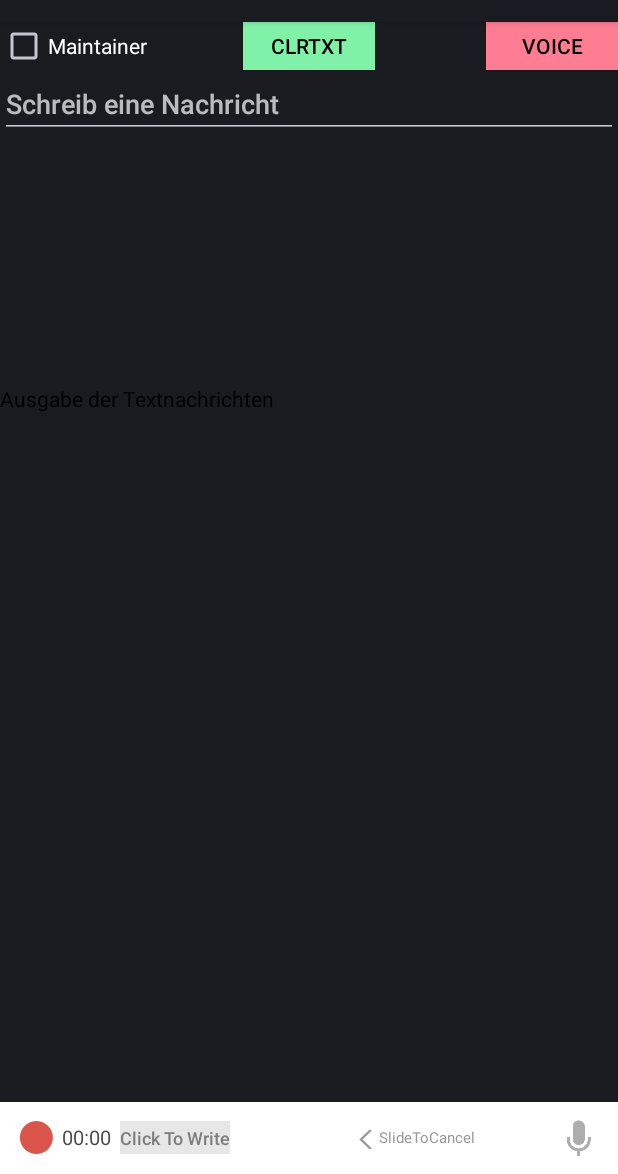
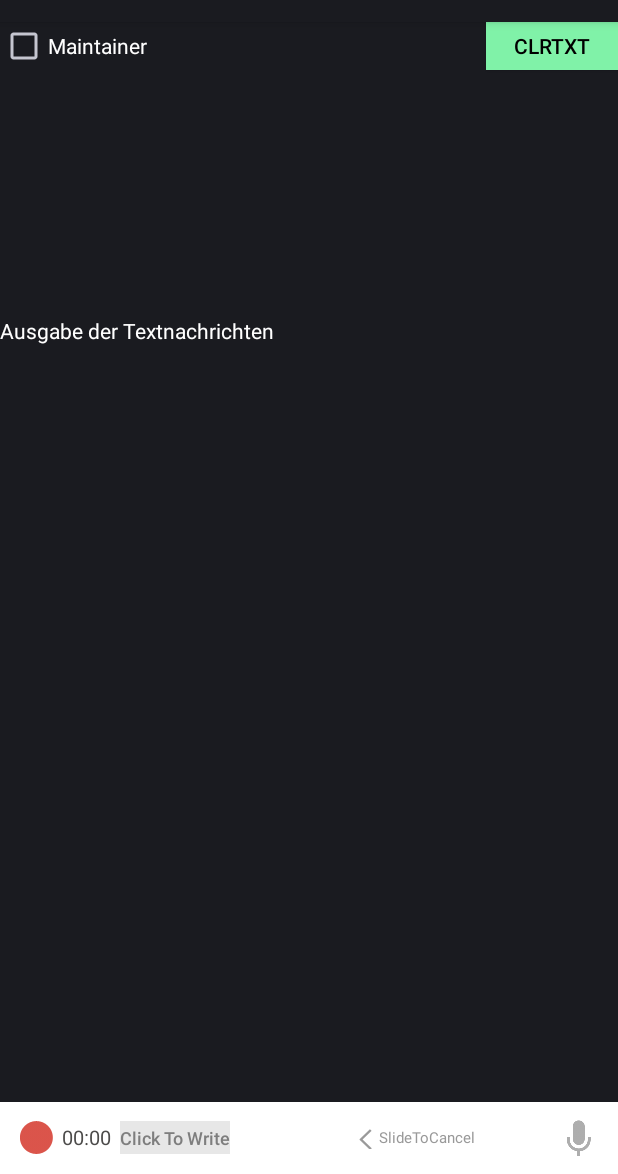
Before and after one commit to eklass/Semester6Sharing, an Android app: the screen it shows after launch (BeddernetConsole), on a phone screen of 412 x 824 dp, the part 62-1236 px from its top. Run offline under Robolectric (Android 15) with nearby library versions, the phone set to English and light mode, and no system bars; plain views replace CircleProgress; 7 statements that could not run were skipped.

Commit message:
TextView oben und alter VoiceButton rausgenommen. Als nächstes wird versucht eine CustomListView zu erstellen um Sprachnachrichten noch einfacher zu verschicken

```diff
--- a/app/src/main/java/itu/beddernet/BeddernetConsole.java
+++ b/app/src/main/java/itu/beddernet/BeddernetConsole.java
@@ -260,10 +260,10 @@ public class BeddernetConsole extends Activity implements ServiceConnection {
     private OnClickListener buttonListnener = new OnClickListener() {
         public void onClick(View src) {
             switch (src.getId()) {
-                case R.id.recVoice:
+                /*case R.id.recVoice:
                     startActivity(new Intent(getApplicationContext(), MainActivity.class));
                     break;
-
+*/
                 case R.id.clrTxt:
                     outputTextView.setText("Ausgabe: der Textnachrichten\n");
                     break;
@@ -512,8 +512,6 @@ public class BeddernetConsole extends Activity implements ServiceConnection {
 
         this.bindService(bindIntent, this, Context.BIND_AUTO_CREATE);
         setContentView(R.layout.main);
-        Button recVoiceButton = (Button) findViewById(R.id.recVoice);
-
         /*------ HERE COMES THE VOICEBUTTONFIX -----------*/
         final recordActivity recordSound = new recordActivity();
         recordPanel = findViewById(R.id.record_panel);
@@ -600,15 +598,6 @@ public class BeddernetConsole extends Activity implements ServiceConnection {
         });
 
         /*----------------------HERE IS THE END OF VOICEBUTTONFIX--------------------*/
-
-
-
-
-
-
-
-
-
 
 
         //recVoiceButton.setOnClickListener(buttonListnener);
--- a/app/src/main/res/layout/main.xml
+++ b/app/src/main/res/layout/main.xml
@@ -18,24 +18,11 @@
 		</TableRow>
 </TableLayout>
 
-	<EditText
-		android:layout_width="match_parent"
-		android:layout_height="wrap_content"
-		android:id="@+id/txtInput"
-		android:layout_gravity="center_horizontal"
-		android:hint="Schreib eine Nachricht"
-		android:layout_below="@+id/TableLayout01"
-		android:layout_toRightOf="@+id/progressBarHolder"
-		android:layout_toEndOf="@+id/progressBarHolder"
-		android:nextFocusUp="@id/txtInput"
-		android:nextFocusLeft="@id/txtInput"
-		/>
-
 	<ListView android:layout_width="wrap_content" android:layout_height="164dp" android:id="@+id/in"
-		android:layout_below="@+id/txtInput"
 		android:layout_alignParentLeft="true"
 		android:layout_alignParentStart="true"
-		android:scrollIndicators="right">
+		android:scrollIndicators="right"
+		android:layout_below="@+id/TableLayout01">
 	</ListView>
 
 	<!--<ProgressBar
@@ -81,7 +68,7 @@
             android:scrollbars = "vertical"
             android:text="Ausgabe der Textnachrichten\n"
             android:scrollIndicators="right"
-            android:textColor="#000000"
+            android:textColor="#ffffff"
             android:gravity="bottom"
             />
 	</RelativeLayout>
@@ -105,17 +92,6 @@
 			android:layout_gravity="center" />
 	</FrameLayout>
 
-	<Button android:layout_width="wrap_content" android:layout_height="wrap_content" android:id="@+id/recVoice" android:text="Voice"
-		android:layout_column="7"
-		android:contextClickable="false"
-		android:background="#FF7D92"
-		android:layout_alignParentTop="true"
-		android:layout_alignParentRight="true"
-		android:layout_alignParentEnd="true"
-		android:layout_above="@+id/txtInput"
-		android:textColor="#000000"
-		/>
-
 	<Button android:layout_width="wrap_content"
             android:layout_height="wrap_content"
             android:text="CLRTXT"
@@ -124,9 +100,10 @@
             android:allowUndo="true"
             android:background="#80F2A8"
             android:textColor="#000000"
-			android:layout_alignParentTop="true"
-			android:layout_centerHorizontal="true"
-			android:layout_above="@+id/txtInput" />
+		android:layout_alignParentTop="true"
+		android:layout_alignParentRight="true"
+		android:layout_alignParentEnd="true"
+		android:layout_above="@+id/in" />
 	<ImageButton
 		android:id="@+id/chat_send_button"
 		android:layout_width="48dp"
```
Also changed, not shown: 25 other files.
